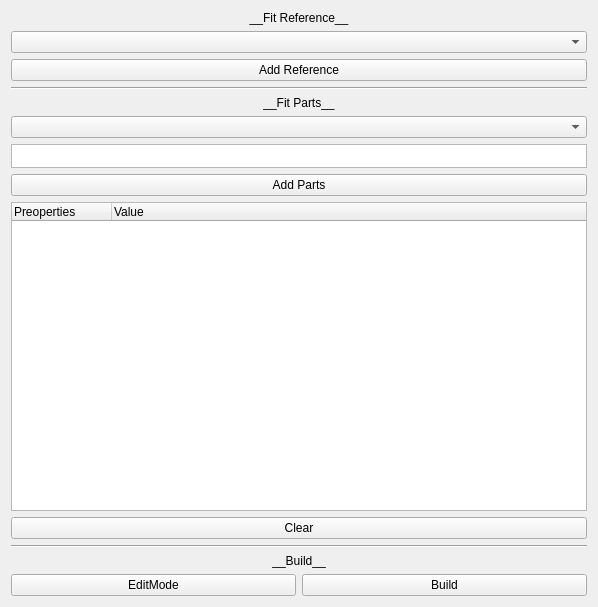
Before: the Qt Designer form main/mApplication/ms_module/lib/ui/partsBuilder.ui in smsyes/pythonWorkSpace, drawn with Qt 5.
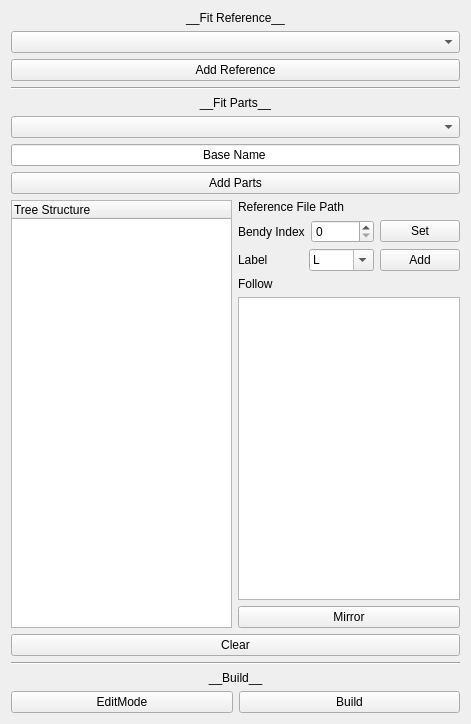
After: the same form once the commit is applied.

Patch:
```diff
--- a/main/mApplication/ms_module/lib/ui/partsBuilder.ui
+++ b/main/mApplication/ms_module/lib/ui/partsBuilder.ui
@@ -6,14 +6,14 @@
    <rect>
     <x>0</x>
     <y>0</y>
-    <width>598</width>
-    <height>607</height>
+    <width>471</width>
+    <height>724</height>
    </rect>
   </property>
   <property name="windowTitle">
    <string>Form</string>
   </property>
-  <layout class="QVBoxLayout" name="verticalLayout_4">
+  <layout class="QVBoxLayout" name="verticalLayout_6">
    <item>
     <layout class="QVBoxLayout" name="verticalLayout_2">
      <item>
@@ -61,12 +61,12 @@
       <widget class="QComboBox" name="fitPrt_comboBox"/>
      </item>
      <item>
-      <widget class="QTextEdit" name="textEdit">
-       <property name="maximumSize">
-        <size>
-         <width>16777215</width>
-         <height>24</height>
-        </size>
+      <widget class="QLineEdit" name="prefix_textEdit">
+       <property name="text">
+        <string>Base Name</string>
+       </property>
+       <property name="alignment">
+        <set>Qt::AlignCenter</set>
        </property>
       </widget>
      </item>
@@ -78,21 +78,135 @@
       </widget>
      </item>
      <item>
-      <widget class="QTreeWidget" name="Parts_treeWidget">
-       <attribute name="headerDefaultSectionSize">
-        <number>100</number>
-       </attribute>
-       <column>
-        <property name="text">
-         <string>Preoperties</string>
-        </property>
-       </column>
-       <column>
-        <property name="text">
-         <string>Value</string>
-        </property>
-       </column>
-      </widget>
+      <layout class="QHBoxLayout" name="horizontalLayout_4">
+       <item>
+        <widget class="QTreeWidget" name="Parts_treeWidget">
+         <property name="dragEnabled">
+          <bool>true</bool>
+         </property>
+         <property name="dragDropMode">
+          <enum>QAbstractItemView::InternalMove</enum>
+         </property>
+         <property name="selectionMode">
+          <enum>QAbstractItemView::ExtendedSelection</enum>
+         </property>
+         <attribute name="headerDefaultSectionSize">
+          <number>100</number>
+         </attribute>
+         <column>
+          <property name="text">
+           <string>Tree Structure</string>
+          </property>
+         </column>
+        </widget>
+       </item>
+       <item>
+        <layout class="QVBoxLayout" name="verticalLayout_5">
+         <item>
+          <widget class="QLabel" name="referencePath_label">
+           <property name="text">
+            <string>Reference File Path</string>
+           </property>
+          </widget>
+         </item>
+         <item>
+          <layout class="QHBoxLayout" name="horizontalLayout_3">
+           <item>
+            <widget class="QLabel" name="bendy_label">
+             <property name="text">
+              <string>Bendy Index</string>
+             </property>
+            </widget>
+           </item>
+           <item>
+            <widget class="QSpinBox" name="bendyIndex_spinBox"/>
+           </item>
+           <item>
+            <widget class="QPushButton" name="bendy_pushButton">
+             <property name="text">
+              <string>Set</string>
+             </property>
+            </widget>
+           </item>
+          </layout>
+         </item>
+         <item>
+          <layout class="QHBoxLayout" name="horizontalLayout">
+           <item>
+            <widget class="QLabel" name="prefix_label">
+             <property name="text">
+              <string>Label</string>
+             </property>
+            </widget>
+           </item>
+           <item>
+            <widget class="QComboBox" name="prefixLabel_comboBox">
+             <property name="editable">
+              <bool>true</bool>
+             </property>
+             <item>
+              <property name="text">
+               <string>L</string>
+              </property>
+             </item>
+             <item>
+              <property name="text">
+               <string>R</string>
+              </property>
+             </item>
+             <item>
+              <property name="text">
+               <string>M</string>
+              </property>
+             </item>
+            </widget>
+           </item>
+           <item>
+            <widget class="QPushButton" name="Label_pushButton">
+             <property name="text">
+              <string>Add</string>
+             </property>
+            </widget>
+           </item>
+          </layout>
+         </item>
+         <item>
+          <layout class="QVBoxLayout" name="verticalLayout_4">
+           <item>
+            <widget class="QLabel" name="follow_label">
+             <property name="text">
+              <string>Follow</string>
+             </property>
+            </widget>
+           </item>
+           <item>
+            <widget class="QListWidget" name="listWidget">
+             <property name="dragEnabled">
+              <bool>true</bool>
+             </property>
+             <property name="dragDropMode">
+              <enum>QAbstractItemView::InternalMove</enum>
+             </property>
+             <property name="selectionMode">
+              <enum>QAbstractItemView::ExtendedSelection</enum>
+             </property>
+             <property name="selectionBehavior">
+              <enum>QAbstractItemView::SelectItems</enum>
+             </property>
+            </widget>
+           </item>
+           <item>
+            <widget class="QPushButton" name="mirror_pushButton">
+             <property name="text">
+              <string>Mirror</string>
+             </property>
+            </widget>
+           </item>
+          </layout>
+         </item>
+        </layout>
+       </item>
+      </layout>
      </item>
      <item>
       <widget class="QPushButton" name="clear_pushButton">
```
